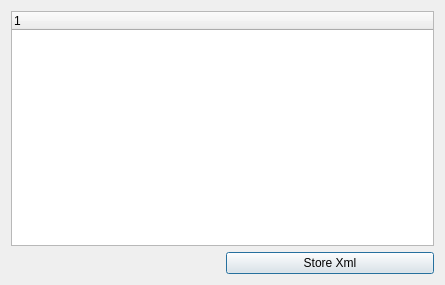
This is argile/ui/storeXml.ui in guibab/argile as Qt 5 draws it before an edit. The edited form follows.
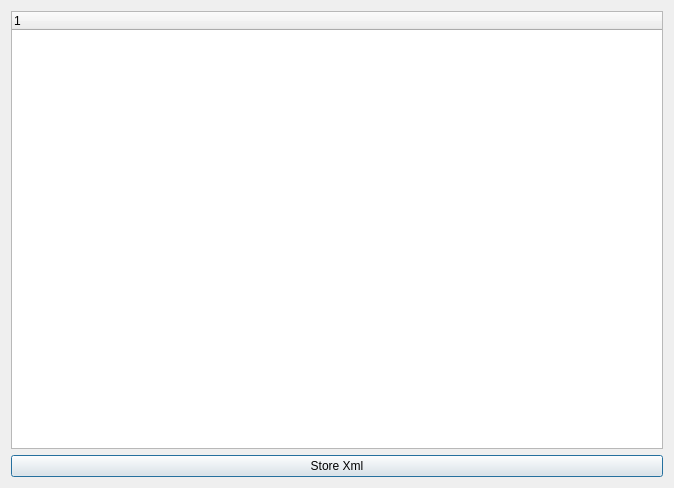
This is the edited form. Custom widgets are drawn as their Qt base class.

The edit to the form file:
```diff
--- a/argile/ui/storeXml.ui
+++ b/argile/ui/storeXml.ui
@@ -6,15 +6,15 @@
    <rect>
     <x>0</x>
     <y>0</y>
-    <width>445</width>
-    <height>285</height>
+    <width>674</width>
+    <height>488</height>
    </rect>
   </property>
   <property name="windowTitle">
    <string>Dialog</string>
   </property>
-  <layout class="QGridLayout" name="gridLayout">
-   <item row="0" column="0" colspan="2">
+  <layout class="QVBoxLayout" name="verticalLayout">
+   <item>
     <widget class="QTreeWidget" name="uiAllFramesTW">
      <attribute name="headerVisible">
       <bool>true</bool>
@@ -26,38 +26,19 @@
      </column>
     </widget>
    </item>
-   <item row="1" column="0">
-    <widget class="FilePickerWidget" name="uiXmlStoreFile">
-     <property name="pyCaption" stdset="0">
-      <string>Store xml...</string>
-     </property>
-     <property name="pyFilters" stdset="0">
-      <string>XML Files (*.xml)</string>
-     </property>
-     <property name="pyPickFolder" stdset="0">
-      <bool>false</bool>
-     </property>
-     <property name="pyOpenFile" stdset="0">
-      <bool>false</bool>
-     </property>
-    </widget>
-   </item>
-   <item row="1" column="1">
-    <widget class="QPushButton" name="uiDoStoreBTN">
-     <property name="text">
-      <string>Store Xml</string>
-     </property>
-    </widget>
+   <item>
+    <layout class="QHBoxLayout" name="botLay">
+     <item>
+      <widget class="QPushButton" name="uiDoStoreBTN">
+       <property name="text">
+        <string>Store Xml</string>
+       </property>
+      </widget>
+     </item>
+    </layout>
    </item>
   </layout>
  </widget>
- <customwidgets>
-  <customwidget>
-   <class>FilePickerWidget</class>
-   <extends>QWidget</extends>
-   <header>blurdev.gui.widgets.filepickerwidget</header>
-  </customwidget>
- </customwidgets>
  <resources/>
  <connections/>
 </ui>
```
Left out of the diff: 3 changed lines with no effect on the pictures.
